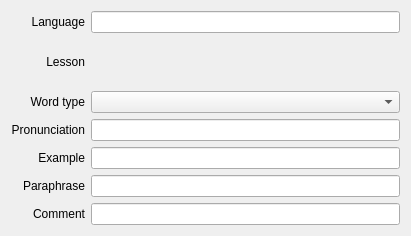
This is src/editor/summarywordwidget.ui in KDE/parley as Qt 5 draws it before an edit. The edited form follows.
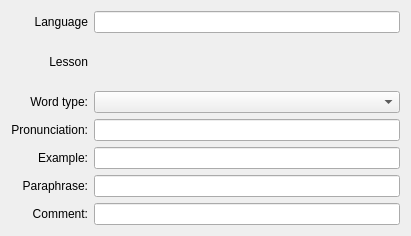
This is the edited form. Custom widgets are drawn as their Qt base class.

Patch:
```diff
--- a/src/editor/summarywordwidget.ui
+++ b/src/editor/summarywordwidget.ui
@@ -39,7 +39,7 @@
    <item row="2" column="0" >
     <widget class="QLabel" name="label_2" >
      <property name="text" >
-      <string>Word type</string>
+      <string>Word type:</string>
      </property>
      <property name="alignment" >
       <set>Qt::AlignRight|Qt::AlignTrailing|Qt::AlignVCenter</set>
@@ -52,7 +52,7 @@
    <item row="3" column="0" >
     <widget class="QLabel" name="label_3" >
      <property name="text" >
-      <string>Pronunciation</string>
+      <string>Pronunciation:</string>
      </property>
      <property name="alignment" >
       <set>Qt::AlignRight|Qt::AlignTrailing|Qt::AlignVCenter</set>
@@ -68,7 +68,7 @@
    <item row="4" column="0" >
     <widget class="QLabel" name="label_4" >
      <property name="text" >
-      <string>Example</string>
+      <string>Example:</string>
      </property>
      <property name="alignment" >
       <set>Qt::AlignRight|Qt::AlignTrailing|Qt::AlignVCenter</set>
@@ -84,7 +84,7 @@
    <item row="5" column="0" >
     <widget class="QLabel" name="label_5" >
      <property name="text" >
-      <string>Paraphrase</string>
+      <string>Paraphrase:</string>
      </property>
      <property name="alignment" >
       <set>Qt::AlignRight|Qt::AlignTrailing|Qt::AlignVCenter</set>
@@ -100,7 +100,7 @@
    <item row="6" column="0" >
     <widget class="QLabel" name="label_6" >
      <property name="text" >
-      <string>Comment</string>
+      <string>Comment:</string>
      </property>
      <property name="alignment" >
       <set>Qt::AlignRight|Qt::AlignTrailing|Qt::AlignVCenter</set>
```
